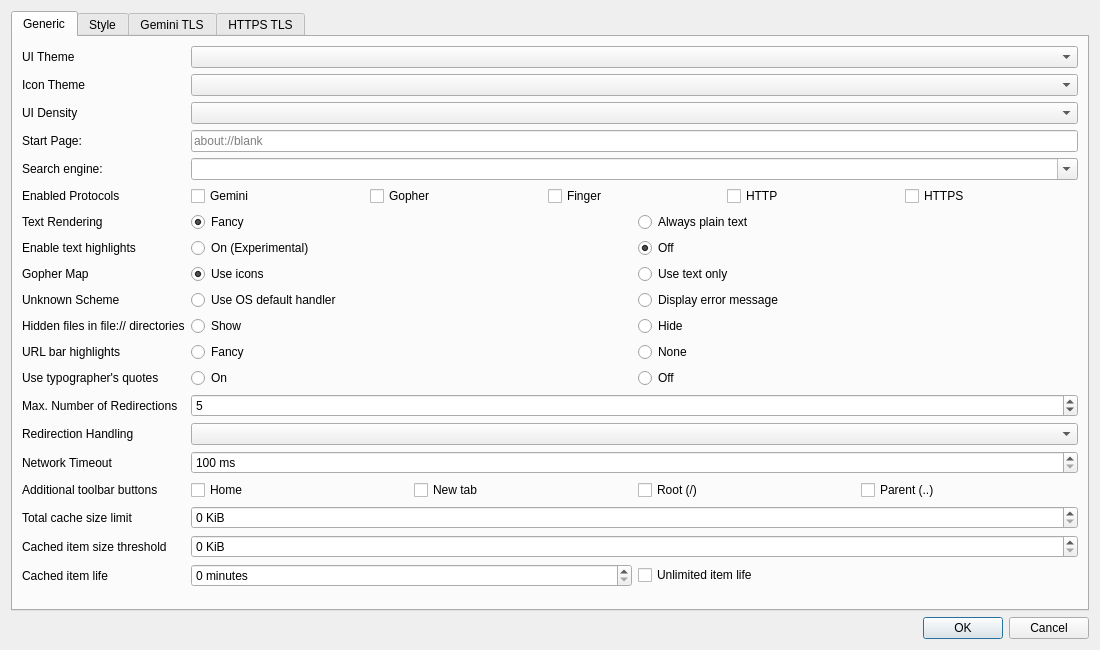
Old version of the form src/dialogs/settingsdialog.ui in the repository ikskuh/kristall.
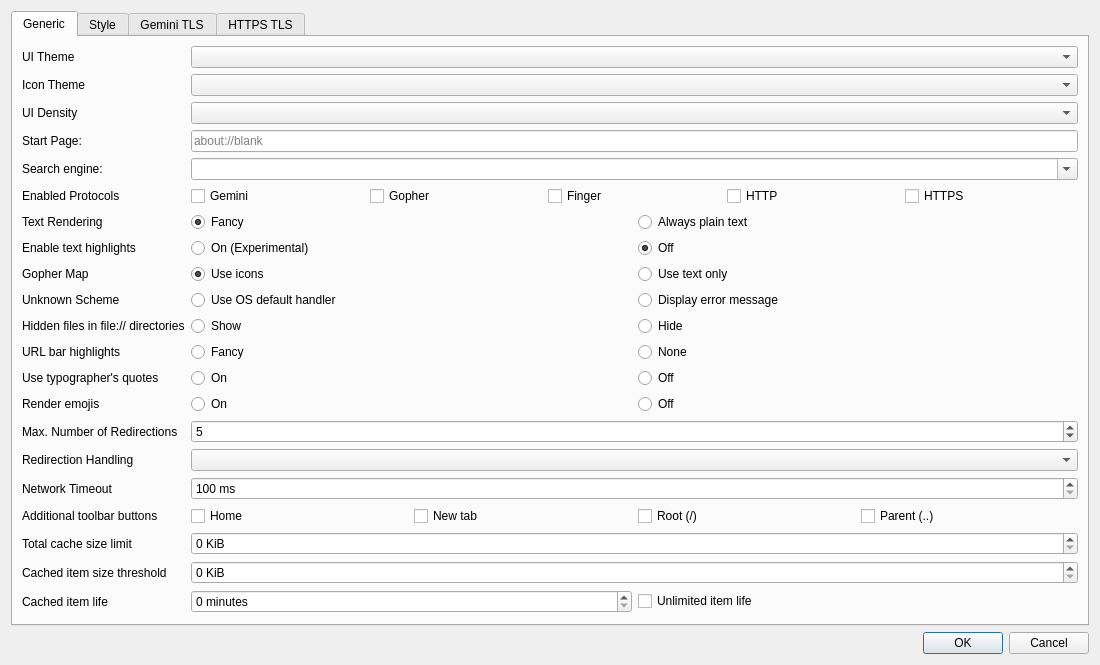
New version of the form. Icons and pictures are not drawn. Custom widgets are drawn as their Qt base class.

Commit message: Adds emoji toggle preference.

Diff of the .ui file:
```diff
--- a/src/dialogs/settingsdialog.ui
+++ b/src/dialogs/settingsdialog.ui
@@ -373,37 +373,71 @@
         </layout>
        </item>
        <item row="13" column="0">
+        <widget class="QLabel" name="emojis_label">
+         <property name="text">
+          <string>Render emojis</string>
+         </property>
+         <property name="toolTip">
+          <string>Whether to render emojis in a page.</string>
+         </property>
+        </widget>
+       </item>
+       <item row="13" column="1">
+        <layout class="QHBoxLayout" name="horizontalLayout_17">
+         <item>
+          <widget class="QRadioButton" name="emojis_on">
+           <property name="text">
+            <string>On</string>
+           </property>
+           <attribute name="buttonGroup">
+            <string notr="true">emojisBtnGroup</string>
+           </attribute>
+          </widget>
+         </item>
+         <item>
+          <widget class="QRadioButton" name="emojis_off">
+           <property name="text">
+            <string>Off</string>
+           </property>
+           <attribute name="buttonGroup">
+            <string notr="true">emojisBtnGroup</string>
+           </attribute>
+          </widget>
+         </item>
+        </layout>
+       </item>
+       <item row="14" column="0">
         <widget class="QLabel" name="label_26">
          <property name="text">
           <string>Max. Number of Redirections</string>
          </property>
         </widget>
        </item>
-       <item row="13" column="1">
+       <item row="14" column="1">
         <widget class="QSpinBox" name="max_redirects">
          <property name="value">
           <number>5</number>
          </property>
         </widget>
        </item>
-       <item row="14" column="0">
+       <item row="15" column="0">
         <widget class="QLabel" name="label_27">
          <property name="text">
           <string>Redirection Handling</string>
          </property>
         </widget>
        </item>
-       <item row="14" column="1">
+       <item row="15" column="1">
         <widget class="QComboBox" name="redirection_mode"/>
        </item>
-       <item row="15" column="0">
+       <item row="16" column="0">
         <widget class="QLabel" name="label_28">
          <property name="text">
           <string>Network Timeout</string>
          </property>
         </widget>
        </item>
-       <item row="15" column="1">
+       <item row="16" column="1">
         <widget class="QSpinBox" name="network_timeout">
          <property name="suffix">
           <string> ms</string>
@@ -416,14 +450,14 @@
          </property>
         </widget>
        </item>
-       <item row="16" column="0">
+       <item row="17" column="0">
         <widget class="QLabel" name="label_29">
          <property name="text">
           <string>Additional toolbar buttons</string>
          </property>
         </widget>
        </item>
-       <item row="16" column="1">
+       <item row="17" column="1">
         <layout class="QHBoxLayout" name="horizontalLayout_99">
          <item>
           <widget class="QCheckBox" name="enable_home_btn">
@@ -455,7 +489,7 @@
          </item>
         </layout>
        </item>
-       <item row="17" column="0">
+       <item row="18" column="0">
         <widget class="QLabel" name="label_30">
          <property name="text">
           <string>Total cache size limit</string>
@@ -465,7 +499,7 @@
          </property>
         </widget>
        </item>
-       <item row="17" column="1">
+       <item row="18" column="1">
         <widget class="QSpinBox" name="cache_limit">
          <property name="suffix">
           <string> KiB</string>
@@ -479,7 +513,7 @@
         </widget>
        </item>
 
-       <item row="18" column="0">
+       <item row="19" column="0">
         <widget class="QLabel" name="label_31">
          <property name="text">
           <string>Cached item size threshold</string>
@@ -489,7 +523,7 @@
          </property>
         </widget>
        </item>
-       <item row="18" column="1">
+       <item row="19" column="1">
         <widget class="QSpinBox" name="cache_threshold">
          <property name="suffix">
           <string> KiB</string>
@@ -503,7 +537,7 @@
         </widget>
        </item>
 
-       <item row="19" column="0">
+       <item row="20" column="0">
         <widget class="QLabel" name="label_31">
          <property name="text">
           <string>Cached item life</string>
@@ -513,7 +547,7 @@
          </property>
         </widget>
        </item>
-       <item row="19" column="1">
+       <item row="20" column="1">
         <layout class="QHBoxLayout" name="horizontalLayout_25">
          <item>
           <widget class="QSpinBox" name="cache_life">
```
Left out of the diff: 3 changed lines with no effect on the pictures. The commit also changes 5 other files.
